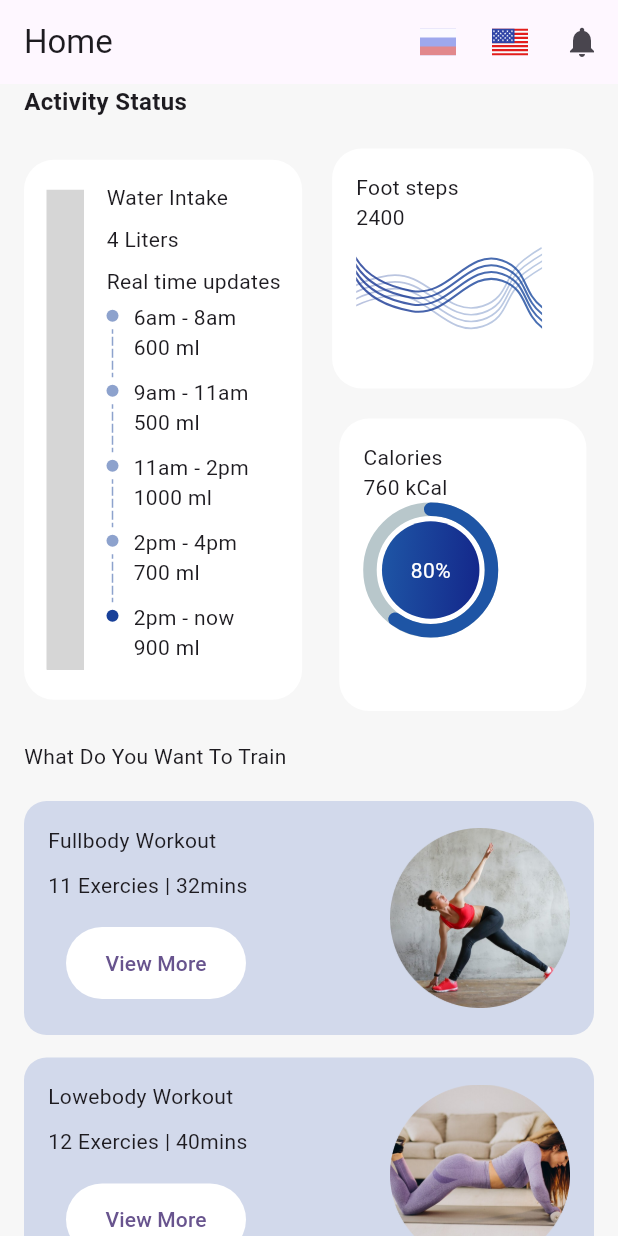
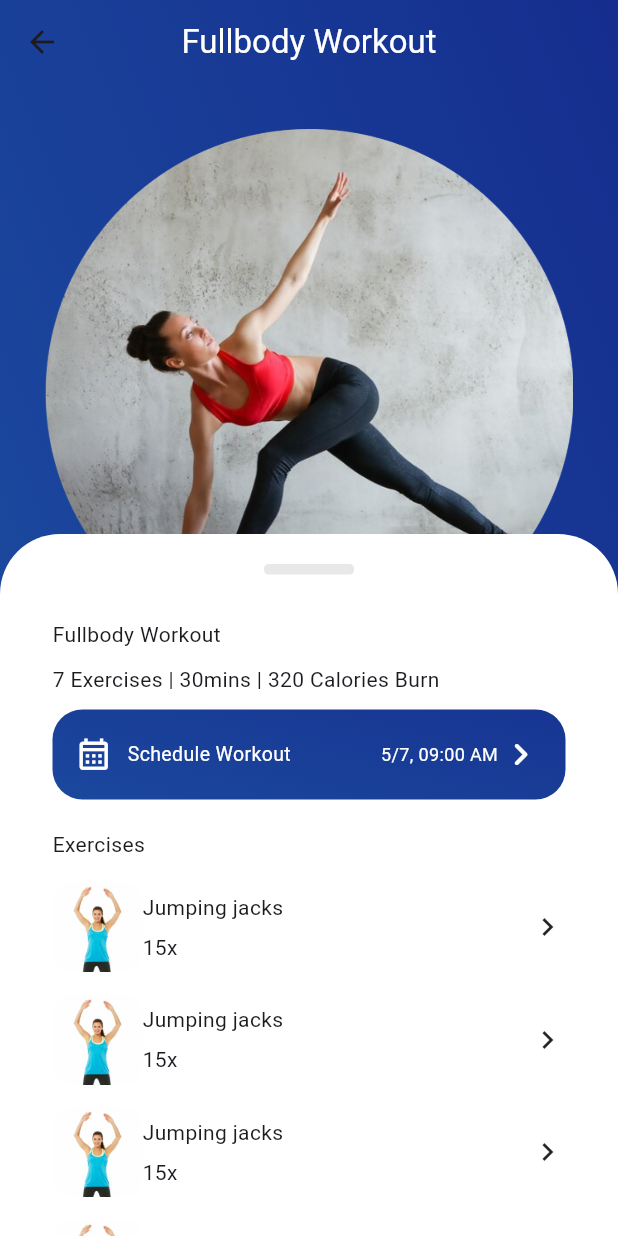
Before and after one commit to ismail036/flutter-fitness-app, a Flutter app: the Home screen opened directly, after a tap on "View More", on a phone screen of 412 x 824 dp. Run offline on Flutter 3.47's test engine with Material 3 defaults, Android fonts, the phone set to English and light mode, and no system bars; drawn by our look-alikes of percent_indicator; our stand-ins replace flutter_svg, numberpicker; missing offline and left inert: vertical_percent_indicator; project files that could hold a hidden picture were left out; grey boxes are pictures that could not be loaded.

Commit message:
Workout pages added

```diff
--- /dev/null
+++ b/lib/FullbodyWorkout.dart
@@ -0,0 +1,271 @@
+import 'package:flutter/material.dart';
+
+
+class FullbodyWorkout extends StatelessWidget {
+  const FullbodyWorkout({super.key});
+
+  @override
+  Widget build(BuildContext context) {
+    return  Container(
+      decoration: BoxDecoration(
+        gradient: LinearGradient(
+          begin: Alignment.topLeft,
+          end: Alignment.bottomRight,
+          colors: [
+            Color(0xFF1E55A5), // Adjust colors as needed
+            Color(0xFF14288B),
+          ],
+          stops: [0, 1],
+          transform: GradientRotation(274.42 * 3.141592 / 180),
+        ),
+      ),
+      child: Scaffold(
+        backgroundColor: Colors.transparent, // Set Scaffold background to transparent
+        appBar: AppBar(
+          backgroundColor: Colors.transparent,
+          title: Text(
+              "Fullbody Workout",
+            style: TextStyle(color: Colors.white),
+          ),
+          centerTitle: true,
+        ),
+        body: WorkoutBody(),
+      ),
+    );
+  }
+}
+
+
+class WorkoutBody extends StatefulWidget {
+  const WorkoutBody({super.key});
+
+  @override
+  State<WorkoutBody> createState() => _WorkoutBodyState();
+}
+
+class _WorkoutBodyState extends State<WorkoutBody> {
+  @override
+  Widget build(BuildContext context) {
+    return Container(
+         child: Stack(
+           children: [
+             Container(
+               padding: EdgeInsets.all(30),
+                 child: Image.asset("assets/images/Vector.png")
+             ),
+             SingleChildScrollView(
+               child: Container(
+                 margin: EdgeInsets.fromLTRB(0, 300, 0, 0),
+                 padding: EdgeInsets.symmetric(vertical: 20,horizontal: 35),
+                 width: MediaQuery.of(context).size.width,
+                 decoration: BoxDecoration(
+                   color: Colors.white,
+                   borderRadius: BorderRadius.only(
+                     topLeft: Radius.circular(40),
+                     topRight: Radius.circular(40),
+                   ), // Adjust the radius as needed
+                 ),
+                 child: Column(
+                   crossAxisAlignment: CrossAxisAlignment.start,
+                   children: [
+                     Center(
+                       child: Container(
+                         width: 60,
+                         height: 7,
+                         decoration: BoxDecoration(
+                           color: Color(0xffe8e8e8),
+                           borderRadius: BorderRadius.circular(3),
+                          ),
+                       ),
+                     ),
+                     SizedBox(height: 30,),
+                     Text("Fullbody Workout"),
+                     SizedBox(height: 10,),
+                     Text("7 Exercises | 30mins | 320 Calories Burn"),
+                     SizedBox(height: 10,),
+                     GestureDetector(
+                       onTap: (){
+                         print("Butona tıklandı");
+                       },
+                       child: Container(
+
+                         decoration: BoxDecoration(
+                           borderRadius: BorderRadius.circular(20),
+                           gradient: LinearGradient(
+                             begin: Alignment.topLeft,
+                             end: Alignment.bottomRight,
+                             colors: [
+                               Color(0xFF1E55A5), // Adjust colors as needed
+                               Color(0xFF14288B),
+                             ],
+                             stops: [0, 1],
+                             transform: GradientRotation(274.42 * 3.141592 / 180),
+                           ),
+                         ),
+
+                         padding: EdgeInsets.all(15),
+                         child: Row(
+                           children: [
+                             Expanded(
+                                 child: Row(
+                               children: [
+                                 Icon(
+                                   Icons.calendar_month_outlined,
+                                   color: Colors.white,
+                                   size: 25,
+                                 ),
+                                 SizedBox(width: 10,),
+                                 Text("Schedule Workout",
+                                   style: TextStyle(
+                                       color: Colors.white,
+                                       fontSize: 13
+                                   ),
+                                 ),
+                               ],
+                             ),
+                             ),
+
+                             Text("5/7, 09:00 AM",
+                               style: TextStyle(
+                                   color: Colors.white,
+                                   fontSize: 12
+                               ),
+                             ),
+                             Icon(
+                               Icons.navigate_next_rounded,
+                               color: Colors.white,
+                               size: 30,
+                               weight: 1,
+                             )
+
+                           ],
+                         ),
+
+                       ),
+                     ),
+                     SizedBox(height: 20,),
+                     Text("Exercises"),
+                     SizedBox(height: 15,),
+                     Container(
+                       height: 60,
+                       child: Row(
+                         children: [
+                           Expanded(child: Row(
+                             children: [
+                               Image.asset("assets/images/jumpingJacks.png"),
+                               Column(
+                                 mainAxisAlignment: MainAxisAlignment.spaceEvenly,
+                                 crossAxisAlignment: CrossAxisAlignment.start,
+                                 children: [
+                                   Text("Jumping jacks"),
+                                   Text("15x"),
+                                 ],
+                               ),
+                             ],
+                            ),
+                           ),
+                           Icon(Icons.navigate_next)
+                         ],
+                       ),
+                     ),
+                     SizedBox(height: 15,),
+                     Container(
+                       height: 60,
+                       child: Row(
+                         children: [
+                           Expanded(child: Row(
+                             children: [
+                               Image.asset("assets/images/jumpingJacks.png"),
+                               Column(
+                                 mainAxisAlignment: MainAxisAlignment.spaceEvenly,
+                                 crossAxisAlignment: CrossAxisAlignment.start,
+                                 children: [
+                                   Text("Jumping jacks"),
+                                   Text("15x"),
+                                 ],
+                               ),
+                             ],
+                           ),
+                           ),
+                           Icon(Icons.navigate_next)
+                         ],
+                       ),
+                     ),
+                     SizedBox(height: 15,),
+                     Container(
+                       height: 60,
+                       child: Row(
+                         children: [
+                           Expanded(child: Row(
+                             children: [
+                               Image.asset("assets/images/jumpingJacks.png"),
+                               Column(
+                                 mainAxisAlignment: MainAxisAlignment.spaceEvenly,
+                                 crossAxisAlignment: CrossAxisAlignment.start,
+                                 children: [
+                                   Text("Jumping jacks"),
+                                   Text("15x"),
+                                 ],
+                               ),
+                             ],
+                           ),
+                           ),
+                           Icon(Icons.navigate_next)
+                         ],
+                       ),
+                     ),
+                     SizedBox(height: 15,),
+                     Container(
+                       height: 60,
+                       child: Row(
+                         children: [
+                           Expanded(child: Row(
+                             children: [
+                               Image.asset("assets/images/jumpingJacks.png"),
+                               Column(
+                                 mainAxisAlignment: MainAxisAlignment.spaceEvenly,
+                                 crossAxisAlignment: CrossAxisAlignment.start,
+                                 children: [
+                                   Text("Jumping jacks"),
+                                   Text("15x"),
+                                 ],
+                               ),
+                             ],
+                           ),
+                           ),
+                           Icon(Icons.navigate_next)
+                         ],
+                       ),
+                     ),
+                     SizedBox(height: 15,),
+                     Container(
+                       height: 60,
+                       child: Row(
+                         children: [
+                           Expanded(child: Row(
+                             children: [
+                               Image.asset("assets/images/jumpingJacks.png"),
+                               Column(
+                                 mainAxisAlignment: MainAxisAlignment.spaceEvenly,
+                                 crossAxisAlignment: CrossAxisAlignment.start,
+                                 children: [
+                                   Text("Jumping jacks"),
+                                   Text("15x"),
+                                 ],
+                               ),
+                             ],
+                           ),
+                           ),
+                           Icon(Icons.navigate_next)
+                         ],
+                       ),
+                     ),
+                   ],
+                 ),
+               ),
+             )
+           ],
+         ),
+    );
+  }
+}
--- a/lib/home.dart
+++ b/lib/home.dart
@@ -3,6 +3,7 @@ import 'package:flutter_svg/svg.dart';
 import 'package:percent_indicator/percent_indicator.dart';
 import 'package:vertical_percent_indicator/vertical_percent_indicator.dart';
 
+import 'FullbodyWorkout.dart';
 import 'Notification.dart';
 import 'activity.dart';
 
@@ -447,7 +448,12 @@ class _ActivityState extends State<Activity> {
                       Text("11 Exercies | 32mins"),
                       SizedBox(height: 10,),
                       TextButton(
-                          onPressed: (){},
+                          onPressed: (){
+                            Navigator.push(
+                              context,
+                              MaterialPageRoute(builder: (context) => FullbodyWorkout()), // Yönlendirme burada yapılıyor
+                            );
+                          },
                           child: Container(
                             padding: EdgeInsets.all(14.0),
                             width: 120,
@@ -460,7 +466,6 @@ class _ActivityState extends State<Activity> {
                               style: TextStyle(
                                   backgroundColor: Colors.white,
                               ),
-
                             ),
                           ),
                       ),
```
Also changed, not shown: assets/images/Vector.png (added), assets/images/jumpingJacks.png (added).
